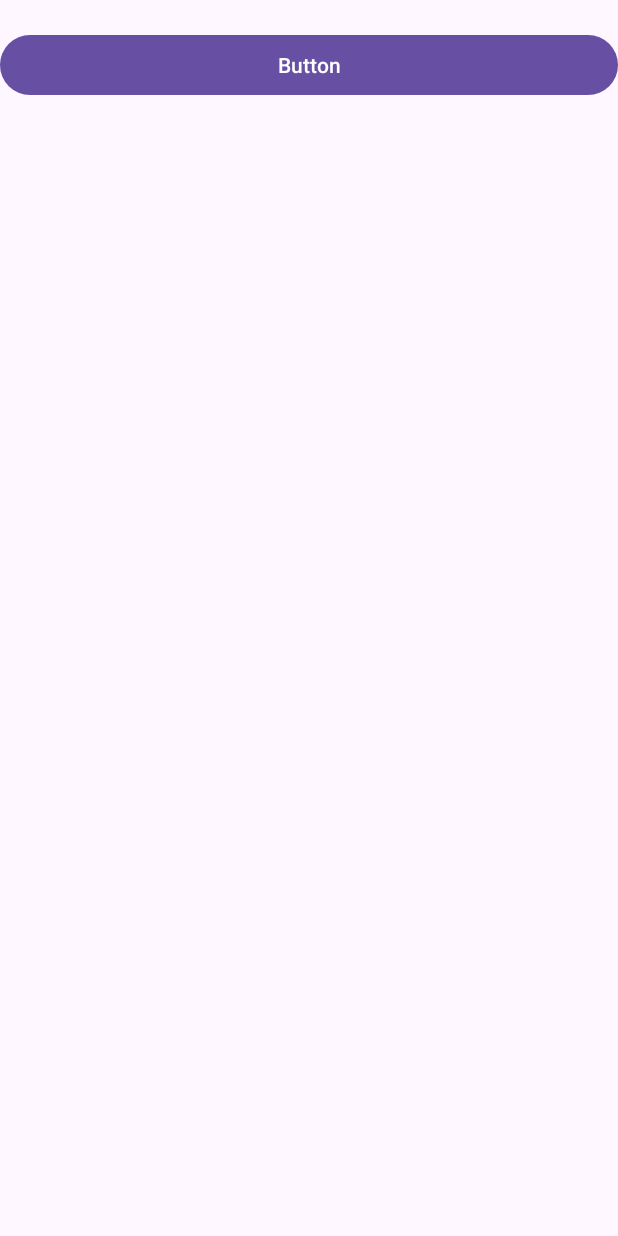
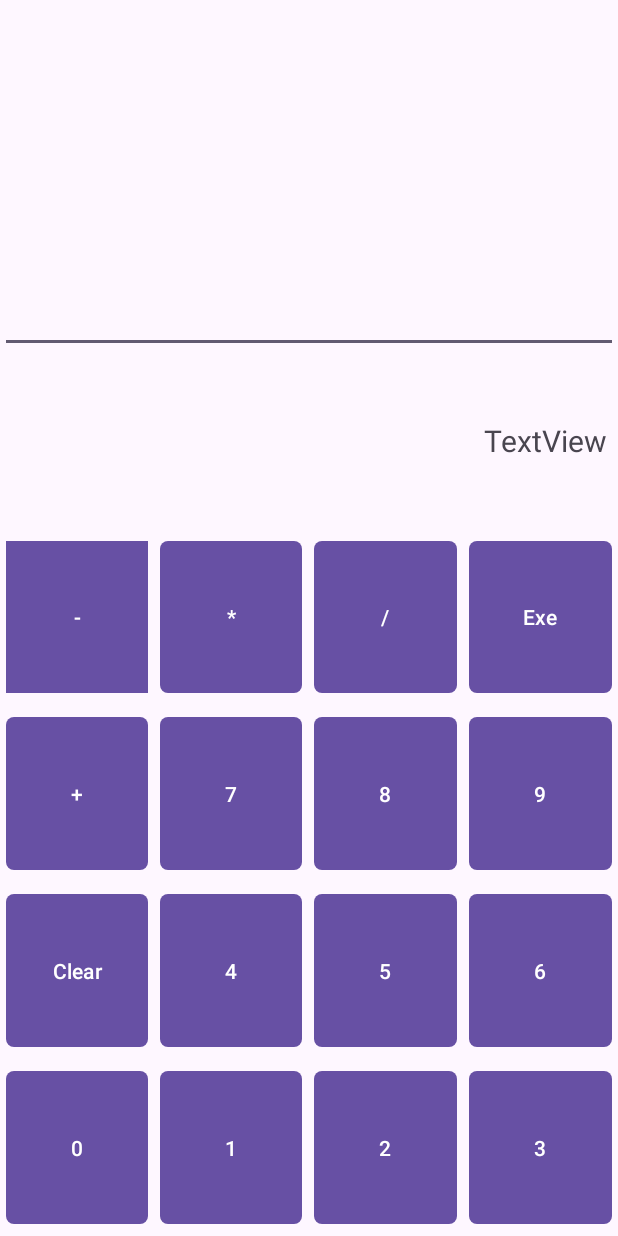
Before and after one commit to ir1979/my_repository01, an Android app: the screen it shows after launch (MainActivity before the commit, CalculatorActivity after it), on a phone screen of 412 x 824 dp. Run offline under Robolectric (Android 15) with nearby library versions, the phone set to English and light mode, and no system bars.

Commit message:
Simple calculater using findViewById

```diff
--- a/app/build.gradle
+++ b/app/build.gradle
@@ -6,7 +6,7 @@ android {
     namespace 'com.example.test03'
     compileSdk 34
     viewBinding {
-        enabled = true;
+        enabled = false;
     }
 
     defaultConfig {
--- /dev/null
+++ b/app/src/main/java/com/example/test03/CalculatorActivity.java
@@ -0,0 +1,49 @@
+package com.example.test03;
+
+import androidx.appcompat.app.AppCompatActivity;
+
+import android.os.Bundle;
+import android.view.View;
+import android.widget.Button;
+import android.widget.EditText;
+import android.widget.TextView;
+
+public class CalculatorActivity extends AppCompatActivity {
+
+
+    Button btn0, btn1, btn2, btn3, btnClear, btnExe;
+    TextView txtResult;
+    EditText txtCalc;
+    @Override
+    protected void onCreate(Bundle savedInstanceState) {
+        super.onCreate(savedInstanceState);
+        setContentView(R.layout.activity_calculator);
+
+        btn0 = findViewById(R.id.btn0);
+        btn1 = findViewById(R.id.btn1);
+        btn2 = findViewById(R.id.btn2);
+        btn3 = findViewById(R.id.btn3);
+        btnClear = findViewById(R.id.btnClear);
+        btnExe = findViewById(R.id.btnExe);
+
+        txtResult = findViewById(R.id.txtResult);
+        txtCalc = findViewById(R.id.txtEdit);
+
+        btn0.setOnClickListener(new View.OnClickListener() {
+            @Override
+            public void onClick(View view) {
+                txtCalc.setText(txtCalc.getText().toString() + "0");
+            }
+        });
+
+
+        btn1.setOnClickListener(new View.OnClickListener() {
+            @Override
+            public void onClick(View view) {
+                txtCalc.setText(txtCalc.getText().toString() + "1");
+            }
+        });
+
+
+    }
+}
--- a/app/src/main/java/com/example/test03/MainActivity.java
+++ b/app/src/main/java/com/example/test03/MainActivity.java
@@ -2,47 +2,32 @@ package com.example.test03;
 
 import androidx.appcompat.app.AppCompatActivity;
 
-import android.graphics.Color;
+import android.content.Intent;
 import android.os.Bundle;
-import android.util.Log;
 import android.view.View;
 import android.widget.Button;
-import android.widget.CheckBox;
-import android.widget.EditText;
-import android.widget.RadioGroup;
-import android.widget.TextView;
-import android.widget.Toast;
-
-import com.example.test03.databinding.ActivityMainBinding;
 
 public class MainActivity extends AppCompatActivity {
 
-    private ActivityMainBinding binding;
-
-    final String TAG = "MyTag";
 
     @Override
     protected void onCreate(Bundle savedInstanceState) {
         super.onCreate(savedInstanceState);
+        setContentView(R.layout.activity_main);
 
+        Button btn1 = findViewById(R.id.btnCalculator);
 
-        binding = ActivityMainBinding.inflate(getLayoutInflater());
-        View layout = binding.getRoot();
-        setContentView(layout);
-
-//        setContentView(R.layout.activity_main);
-
-
-
-        binding.txt1.setText("");
-
-        binding.btn5.setOnClickListener(new View.OnClickListener() {
+        btn1.setOnClickListener(new View.OnClickListener() {
             @Override
             public void onClick(View view) {
-                binding.txt1.setText(binding.txt1.getText()+"6");
+                Intent calcIntent = new Intent(MainActivity.this, CalculatorActivity.class);
+                startActivity(calcIntent);
+
             }
         });
 
 
+
+
     }
 }
--- /dev/null
+++ b/app/src/main/res/layout/activity_calculator.xml
@@ -0,0 +1,240 @@
+<?xml version="1.0" encoding="utf-8"?>
+<LinearLayout xmlns:android="http://schemas.android.com/apk/res/android"
+    xmlns:app="http://schemas.android.com/apk/res-auto"
+    xmlns:tools="http://schemas.android.com/tools"
+    android:layout_width="match_parent"
+    android:layout_height="match_parent"
+    android:orientation="vertical"
+    android:weightSum="7"
+    tools:context=".CalculatorActivity">
+
+    <LinearLayout
+        android:layout_width="match_parent"
+        android:layout_height="0dp"
+        android:layout_weight="2"
+        android:orientation="horizontal">
+
+        <EditText
+            android:id="@+id/txtEdit"
+            android:layout_width="wrap_content"
+            android:layout_height="match_parent"
+            android:layout_weight="1"
+            android:ems="10"
+            android:gravity="right|top"
+            android:inputType="text" />
+    </LinearLayout>
+
+    <LinearLayout
+        android:layout_width="match_parent"
+        android:layout_height="0dp"
+        android:layout_weight="1"
+        android:orientation="horizontal">
+
+        <TextView
+            android:id="@+id/txtResult"
+            android:layout_width="wrap_content"
+            android:layout_height="match_parent"
+            android:layout_margin="4dp"
+            android:layout_weight="1"
+            android:gravity="center|right"
+            android:padding="4dp"
+            android:text="TextView"
+            android:textSize="20sp" />
+    </LinearLayout>
+
+    <LinearLayout
+        android:layout_width="match_parent"
+        android:layout_height="0dp"
+        android:layout_weight="4"
+        android:orientation="vertical"
+        android:weightSum="4">
+
+        <LinearLayout
+            android:layout_width="match_parent"
+            android:layout_height="0dp"
+            android:layout_weight="1"
+            android:orientation="horizontal">
+
+            <Button
+                android:id="@+id/button"
+                android:layout_width="wrap_content"
+                android:layout_height="match_parent"
+                android:layout_margin="4dp"
+                android:layout_weight="1"
+                android:padding="1dp"
+                android:text="-"
+                app:cornerRadius="0dp" />
+
+            <Button
+                android:id="@+id/button2"
+                android:layout_width="wrap_content"
+                android:layout_height="match_parent"
+                android:layout_margin="4dp"
+                android:layout_weight="1"
+                android:padding="1dp"
+                android:text="*"
+                app:cornerRadius="5dp" />
+
+            <Button
+                android:id="@+id/button3"
+                android:layout_width="wrap_content"
+                android:layout_height="match_parent"
+                android:layout_margin="4dp"
+                android:layout_weight="1"
+                android:padding="1dp"
+                android:text="/"
+                app:cornerRadius="5dp" />
+
+            <Button
+                android:id="@+id/btnExe"
+                android:layout_width="wrap_content"
+                android:layout_height="match_parent"
+                android:layout_margin="4dp"
+                android:layout_weight="1"
+                android:padding="1dp"
+                android:text="Exe"
+                app:cornerRadius="5dp" />
+        </LinearLayout>
+
+        <LinearLayout
+            android:layout_width="match_parent"
+            android:layout_height="0dp"
+            android:layout_weight="1"
+            android:orientation="horizontal">
+
+            <Button
+                android:id="@+id/button5"
+                android:layout_width="wrap_content"
+                android:layout_height="match_parent"
+                android:layout_margin="4dp"
+                android:layout_weight="1"
+                android:padding="1dp"
+                android:text="+"
+                app:cornerRadius="5dp" />
+
+            <Button
+                android:id="@+id/button6"
+                android:layout_width="wrap_content"
+                android:layout_height="match_parent"
+                android:layout_margin="4dp"
+                android:layout_weight="1"
+                android:padding="1dp"
+                android:text="7"
+                app:cornerRadius="5dp" />
+
+            <Button
+                android:id="@+id/button7"
+                android:layout_width="wrap_content"
+                android:layout_height="match_parent"
+                android:layout_margin="4dp"
+                android:layout_weight="1"
+                android:padding="1dp"
+                android:text="8"
+                app:cornerRadius="5dp" />
+
+            <Button
+                android:id="@+id/button8"
+                android:layout_width="wrap_content"
+                android:layout_height="match_parent"
+                android:layout_margin="4dp"
+                android:layout_weight="1"
+                android:padding="1dp"
+                android:text="9"
+                app:cornerRadius="5dp" />
+        </LinearLayout>
+
+        <LinearLayout
+            android:layout_width="match_parent"
+            android:layout_height="0dp"
+            android:layout_weight="1"
+            android:orientation="horizontal">
+
+            <Button
+                android:id="@+id/btnClear"
+                android:layout_width="wrap_content"
+                android:layout_height="match_parent"
+                android:layout_margin="4dp"
+                android:layout_weight="1"
+                android:padding="1dp"
+                android:text="Clear"
+                app:cornerRadius="5dp" />
+
+            <Button
+                android:id="@+id/button10"
+                android:layout_width="wrap_content"
+                android:layout_height="match_parent"
+                android:layout_margin="4dp"
+                android:layout_weight="1"
+                android:padding="1dp"
+                android:text="4"
+                app:cornerRadius="5dp" />
+
+            <Button
+                android:id="@+id/button11"
+                android:layout_width="wrap_content"
+                android:layout_height="match_parent"
+                android:layout_margin="4dp"
+                android:layout_weight="1"
+                android:padding="1dp"
+                android:text="5"
+                app:cornerRadius="5dp" />
+
+            <Button
+                android:id="@+id/button12"
+                android:layout_width="wrap_content"
+                android:layout_height="match_parent"
+                android:layout_margin="4dp"
+                android:layout_weight="1"
+                android:padding="1dp"
+                android:text="6"
+                app:cornerRadius="5dp" />
+        </LinearLayout>
+
+        <LinearLayout
+            android:layout_width="match_parent"
+            android:layout_height="0dp"
+            android:layout_weight="1"
+            android:orientation="horizontal">
+
+            <Button
+                android:id="@+id/btn0"
+                android:layout_width="wrap_content"
+                android:layout_height="match_parent"
+                android:layout_margin="4dp"
+                android:layout_weight="1"
+                android:padding="1dp"
+                android:text="0"
+                app:cornerRadius="5dp" />
+
+            <Button
+                android:id="@+id/btn1"
+                android:layout_width="wrap_content"
+                android:layout_height="match_parent"
+                android:layout_margin="4dp"
+                android:layout_weight="1"
+                android:padding="1dp"
+                android:text="1"
+                app:cornerRadius="5dp" />
+
+            <Button
+                android:id="@+id/btn2"
+                android:layout_width="wrap_content"
+                android:layout_height="match_parent"
+                android:layout_margin="4dp"
+                android:layout_weight="1"
+                android:padding="1dp"
+                android:text="2"
+                app:cornerRadius="5dp" />
+
+            <Button
+                android:id="@+id/btn3"
+                android:layout_width="wrap_content"
+                android:layout_height="match_parent"
+                android:layout_margin="4dp"
+                android:layout_weight="1"
+                android:padding="1dp"
+                android:text="3"
+                app:cornerRadius="5dp" />
+        </LinearLayout>
+    </LinearLayout>
+</LinearLayout>
--- a/app/src/main/res/layout/activity_main.xml
+++ b/app/src/main/res/layout/activity_main.xml
@@ -1,5 +1,6 @@
 <?xml version="1.0" encoding="utf-8"?>
 <LinearLayout xmlns:android="http://schemas.android.com/apk/res/android"
+    xmlns:app="http://schemas.android.com/apk/res-auto"
     android:id="@+id/laypout1"
     android:layout_width="match_parent"
     android:layout_height="wrap_content"
@@ -15,8 +16,9 @@
         android:text="TextView" />
 
     <Button
-        android:id="@+id/btn5"
+        android:id="@+id/btnCalculator"
         android:layout_width="match_parent"
         android:layout_height="wrap_content"
-        android:text="Button" />
+        android:text="Calculator" />
+
 </LinearLayout>
```
Also changed, not shown: app/src/main/AndroidManifest.xml (+10 -1 lines), app/src/main/res/drawable/ball1.jpg (added), app/src/main/res/drawable/ball2.jpg (added).
